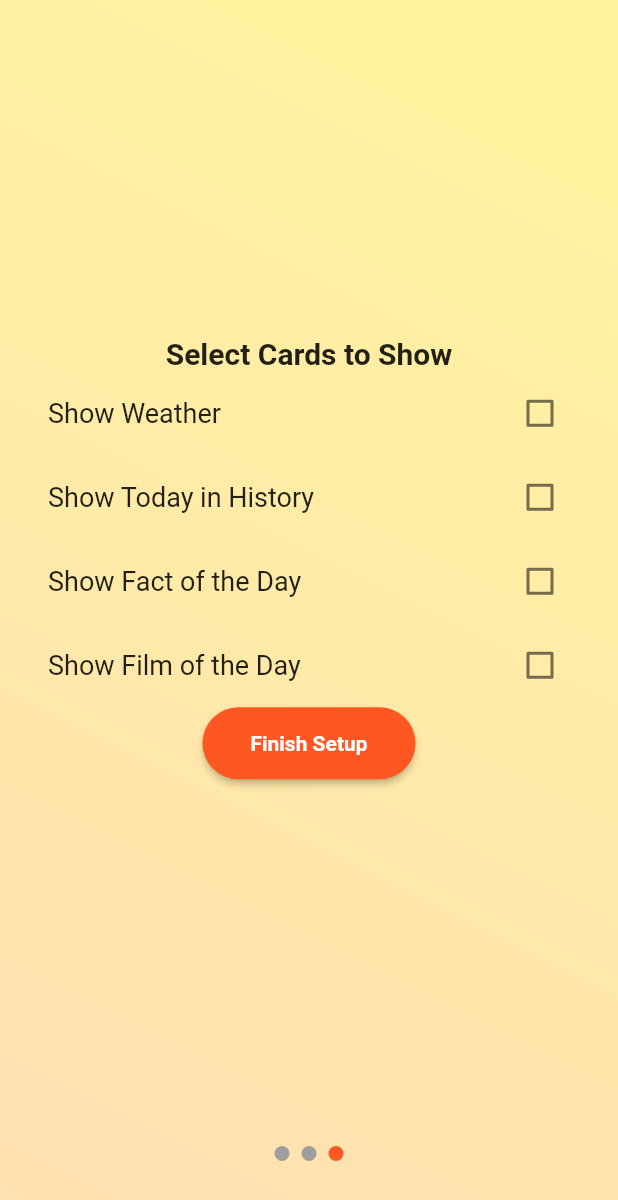
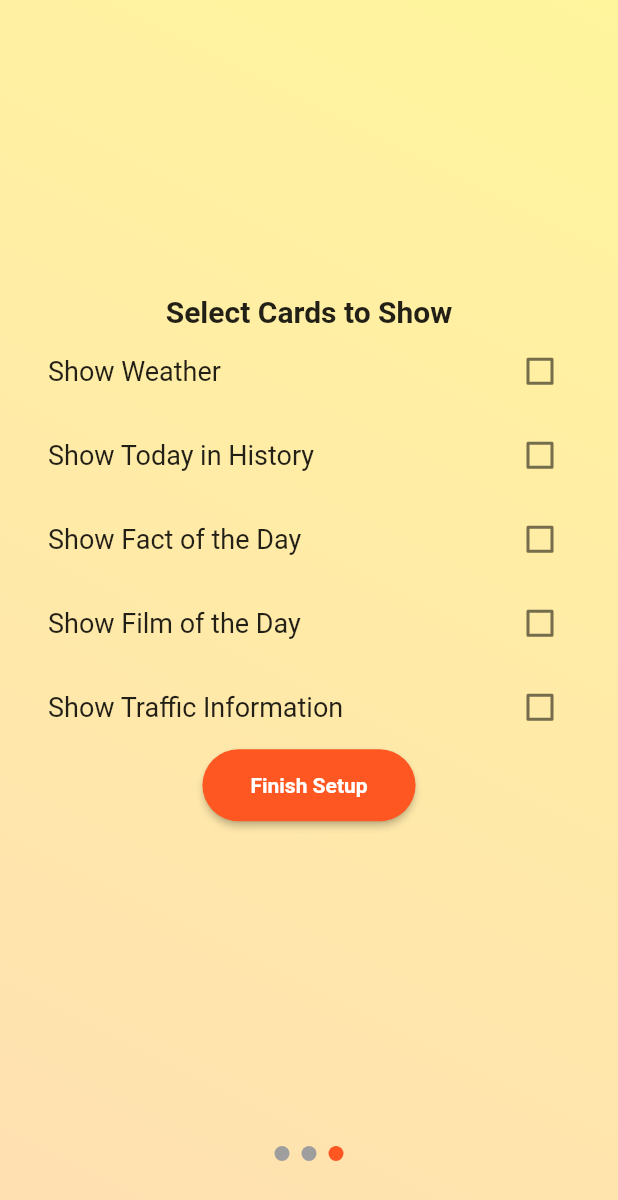
Before and after one commit to gu-tig333-ht23/grupp5, a Flutter app: the OnBoardingScreen screen opened directly, swiped to page 3, on a phone screen of 412 x 824 dp. Shown: the top 1200 px of the screen. Run offline on Flutter 3.47's test engine with Material 2 defaults, Android fonts, the phone set to English and light mode, and no system bars; our stand-ins replace dio, geolocator, shared_preferences, transparent_image; accounts and stored records are empty; network calls fail.

Commit message:
added traffic to onboarding

```diff
--- a/good_morning/lib/ui/main_navigation/onboarding.dart
+++ b/good_morning/lib/ui/main_navigation/onboarding.dart
@@ -173,6 +173,15 @@ class _OnBoardingScreenState extends State<OnBoardingScreen> {
               },
             ),
           ),
+          Consumer<FilterModel>(
+            builder: (context, visibilityModel, child) => CheckboxListTile(
+              title: const Text('Show Traffic Information'),
+              value: visibilityModel.showTraffic,
+              onChanged: (bool? value) {
+                visibilityModel.toggleTraffic();
+              },
+            ),
+          ),
           buildBigButton(
             context,
             'Finish Setup',
```
